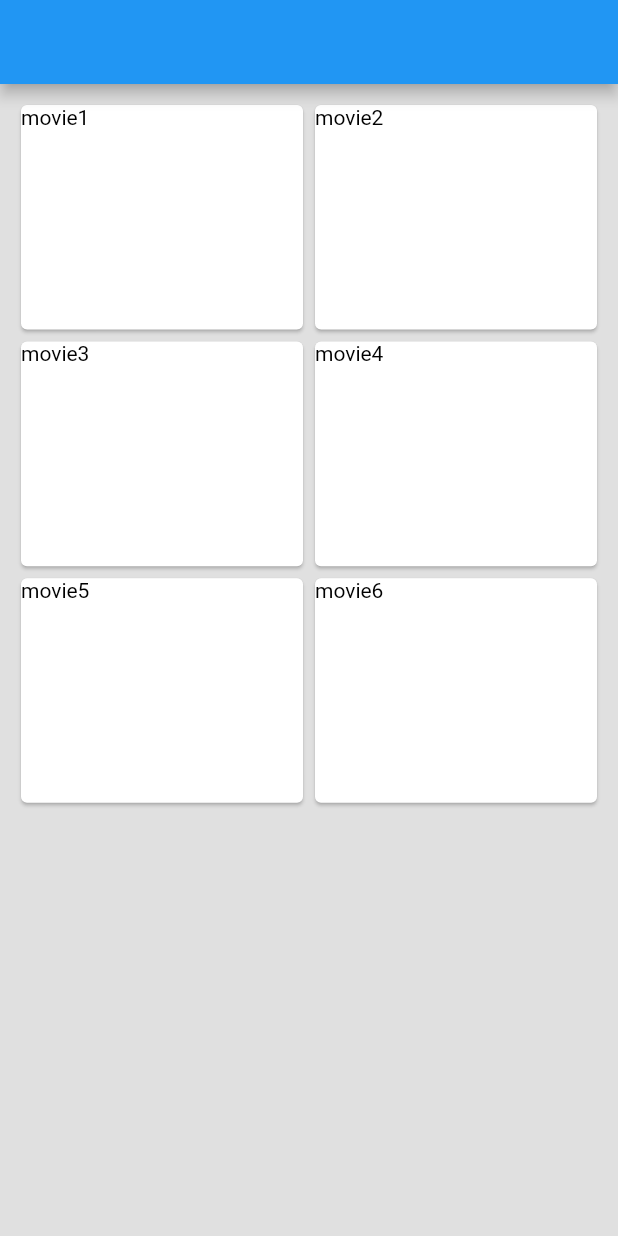
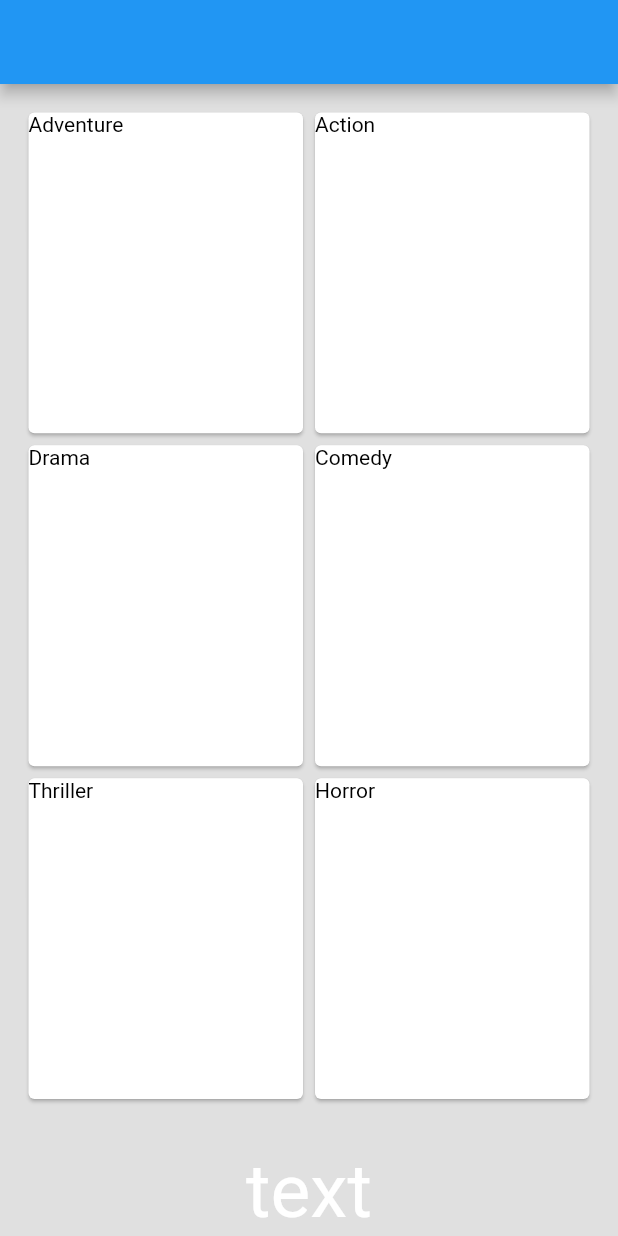
Before and after one commit to SzymonGryszko/MovieSearch, a Flutter app: the screen it shows after launch, on a phone screen of 412 x 824 dp. Run offline on Flutter 3.47's test engine with Material 2 defaults, Android fonts, the phone set to English and light mode, and no system bars.

Commit message:
model + layout updates

```diff
--- /dev/null
+++ b/lib/model/category.dart
@@ -0,0 +1,5 @@
+class Category {
+  final String name;
+
+  Category(this.name);
+}
--- /dev/null
+++ b/lib/model/movie.dart
@@ -0,0 +1,7 @@
+class Movie {
+  final String title;
+  final String imageUrl;
+  final String rating;
+
+  Movie(this.title, this.imageUrl, this.rating);
+}
--- a/lib/screens/main_screen.dart
+++ b/lib/screens/main_screen.dart
@@ -1,32 +1,65 @@
 import 'package:flutter/material.dart';
+import 'package:movie_search/model/category.dart';
 import 'package:movie_search/widgets/custom_container.dart';
 
-class MainScreen extends StatelessWidget {
+class MainScreen extends StatefulWidget {
+  @override
+  _MainScreenState createState() => _MainScreenState();
+}
+
+class _MainScreenState extends State<MainScreen> {
   @override
   Widget build(BuildContext context) {
     var size = MediaQuery.of(context).size;
     final double statusBarHeight = MediaQuery.of(context).padding.top;
-    final double itemHeight =
-        (size.height - kToolbarHeight - statusBarHeight) / 3;
+    final double itemHeight = (size.height -
+            kToolbarHeight -
+            statusBarHeight -
+            statusBarHeight -
+            50) /
+        3;
     final double itemWidth = size.width / 2;
 
-    var movies = ['movie1', 'movie2', 'movie3', 'movie4', 'movie5', 'movie6'];
+    final List<Category> categories = [
+      Category('Adventure'),
+      Category('Action'),
+      Category('Drama'),
+      Category('Comedy'),
+      Category('Thriller'),
+      Category('Horror'),
+    ];
 
     return Scaffold(
       appBar: AppBar(
         centerTitle: true,
       ),
       backgroundColor: Colors.black12,
-      body: GridView.count(
-        padding: EdgeInsets.all(10),
-        crossAxisCount: 2,
-        childAspectRatio: itemHeight / itemWidth,
-        shrinkWrap: false,
-        children: List.generate(movies.length, (index) {
-          return CustomContainer(
-            title: movies[index],
-          );
-        }),
+      body: SafeArea(
+        child: Column(
+          children: <Widget>[
+            new Expanded(
+              child: GridView.count(
+                physics: NeverScrollableScrollPhysics(),
+                padding: EdgeInsets.all(15),
+                crossAxisCount: 2,
+                childAspectRatio: itemWidth / itemHeight,
+                shrinkWrap: false,
+                children: List.generate(
+                  categories.length,
+                  (index) {
+                    return CustomContainer(
+                      name: categories[index].name,
+                    );
+                  },
+                ),
+              ),
+            ),
+            new Text(
+              "text",
+              style: TextStyle(color: Colors.white, fontSize: 50),
+            )
+          ],
+        ),
       ),
     );
   }
--- a/lib/widgets/custom_container.dart
+++ b/lib/widgets/custom_container.dart
@@ -2,8 +2,8 @@ import 'package:flutter/cupertino.dart';
 import 'package:flutter/material.dart';
 
 class CustomContainer extends StatelessWidget {
-  final String title;
-  CustomContainer({required this.title});
+  final String name;
+  CustomContainer({required this.name});
 
   @override
   Widget build(BuildContext context) {
@@ -11,7 +11,7 @@ class CustomContainer extends StatelessWidget {
       child: Card(
         color: Colors.white,
         child: Text(
-          title,
+          name,
           style: TextStyle(color: Colors.black),
         ),
       ),
```
